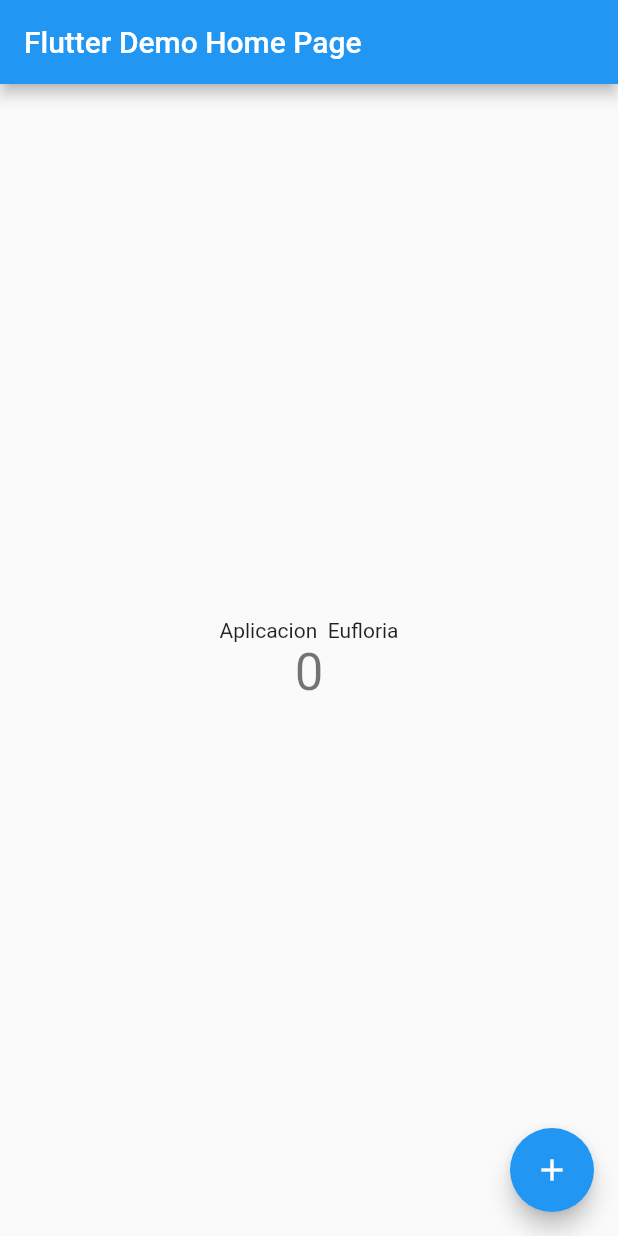
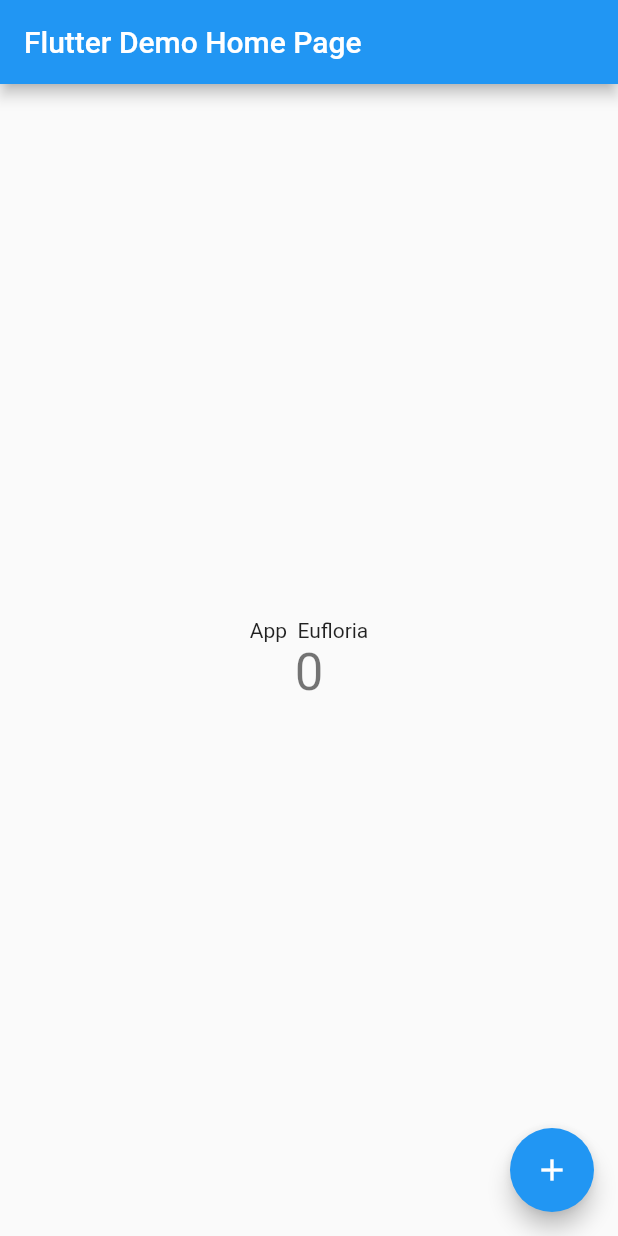
Before and after one commit to AbrilSanchez13/ProyectoMovil, a Flutter app: the screen it shows after launch, on a phone screen of 412 x 824 dp. Run offline on Flutter 3.47's test engine with Material 2 defaults, Android fonts, the phone set to English and light mode, and no system bars.

Commit message:
prueba 2

```diff
--- a/flutter_application_1/lib/main.dart
+++ b/flutter_application_1/lib/main.dart
@@ -96,7 +96,7 @@ class _MyHomePageState extends State<MyHomePage> {
           mainAxisAlignment: MainAxisAlignment.center,
           children: <Widget>[
             const Text(
-              'Aplicacion  Eufloria',
+              'App  Eufloria',
             ),
             Text(
               '$_counter',
```
